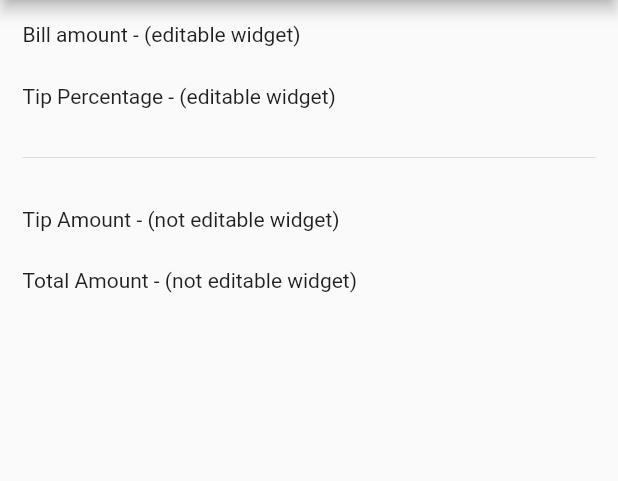
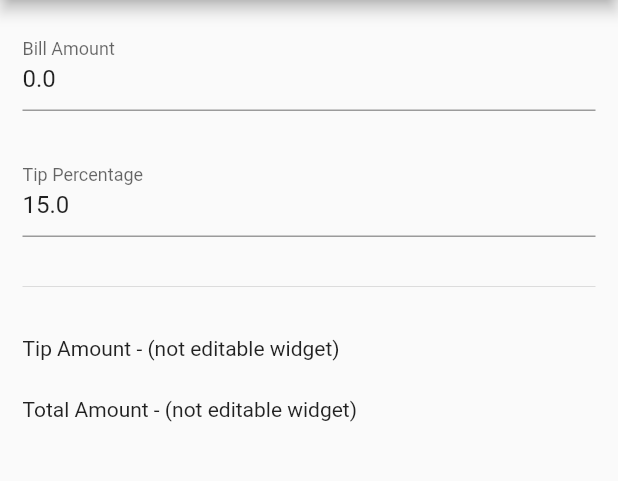
Before and after one commit to MichaelKMalak/simple_tip_calculator, a Flutter app: the screen it shows after launch, on a phone screen of 412 x 824 dp, the part 84-565 px from its top. Run offline on Flutter 3.47's test engine with Material 2 defaults, Android fonts, the phone set to English and light mode, and no system bars.

Commit message:
feat: add TextFormFields as editable widgets

```diff
--- a/lib/tip_calculator.dart
+++ b/lib/tip_calculator.dart
@@ -8,6 +8,9 @@ class TipCalculator extends StatefulWidget {
 }
 
 class _TipCalculatorState extends State<TipCalculator> {
+  static const double initialBillAmount = 0;
+  static const double initialTipPercentage = 15;
+
   @override
   Widget build(BuildContext context) {
     return Scaffold(
@@ -18,9 +21,25 @@ class _TipCalculatorState extends State<TipCalculator> {
       body: ListView(
         padding: EdgeInsets.all(15),
         children: <Widget>[
-          Text('Bill amount - (editable widget)'),
+          TextFormField(
+            initialValue: initialBillAmount.toString(),
+            keyboardType: TextInputType.numberWithOptions(decimal: true),
+            onChanged: (String value){},
+            decoration: InputDecoration(
+              hintText: 'Enter the Bill Amount',
+              labelText: 'Bill Amount',
+            ),
+          ),
           SizedBox(height: 25),
-          Text('Tip Percentage - (editable widget)'),
+          TextFormField(
+            initialValue: initialTipPercentage.toString(),
+            keyboardType: TextInputType.numberWithOptions(decimal: true),
+            onChanged: (String value){},
+            decoration: InputDecoration(
+              hintText: 'Enter the Tip Percentage',
+              labelText: 'Tip Percentage',
+            ),
+          ),
           SizedBox(height: 25),
           Divider(),
           SizedBox(height: 25),
```
